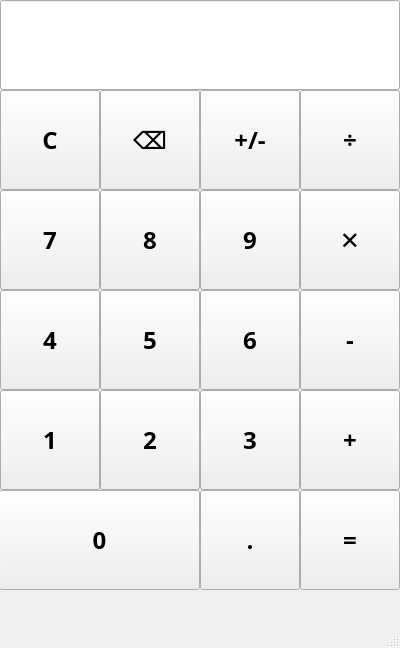
Before: the Qt Designer form Calculator/design_ui/Calculator.ui in Artuom4ik/KPO_Labs, drawn with Qt 5.
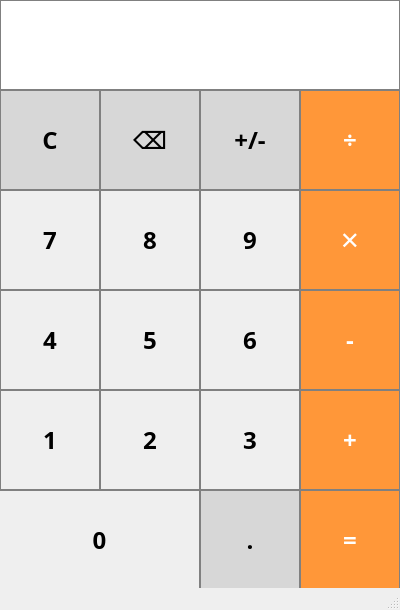
After: the same form once the commit is applied.

Commit message: Write color design

```diff
--- a/Calculator/design_ui/Calculator.ui
+++ b/Calculator/design_ui/Calculator.ui
@@ -7,7 +7,7 @@
     <x>0</x>
     <y>0</y>
     <width>400</width>
-    <height>648</height>
+    <height>610</height>
    </rect>
   </property>
   <property name="windowTitle">
@@ -31,6 +31,16 @@
       <bold>true</bold>
      </font>
     </property>
+    <property name="styleSheet">
+     <string notr="true">QPushButton {
+   border: 1px solid gray;
+}
+QPushButton:pressed {
+    background-color: qlineargradient(x1: 0, y1: 0, x2: 0, y2: 1,
+                                      stop: 0 #dadbde, stop: 1 #f6f7fa);
+}
+</string>
+    </property>
     <property name="text">
      <string>7</string>
     </property>
@@ -52,6 +62,16 @@
       <bold>true</bold>
      </font>
     </property>
+    <property name="styleSheet">
+     <string notr="true">QPushButton {
+   border: 1px solid gray;
+}
+QPushButton:pressed {
+    background-color: qlineargradient(x1: 0, y1: 0, x2: 0, y2: 1,
+                                      stop: 0 #dadbde, stop: 1 #f6f7fa);
+}
+</string>
+    </property>
     <property name="text">
      <string>8</string>
     </property>
@@ -73,6 +93,16 @@
       <bold>true</bold>
      </font>
     </property>
+    <property name="styleSheet">
+     <string notr="true">QPushButton {
+   border: 1px solid gray;
+}
+QPushButton:pressed {
+    background-color: qlineargradient(x1: 0, y1: 0, x2: 0, y2: 1,
+                                      stop: 0 #dadbde, stop: 1 #f6f7fa);
+}
+</string>
+    </property>
     <property name="text">
      <string>9</string>
     </property>
@@ -94,6 +124,16 @@
       <bold>true</bold>
      </font>
     </property>
+    <property name="styleSheet">
+     <string notr="true">QPushButton {
+   border: 1px solid gray;
+}
+QPushButton:pressed {
+    background-color: qlineargradient(x1: 0, y1: 0, x2: 0, y2: 1,
+                                      stop: 0 #dadbde, stop: 1 #f6f7fa);
+}
+</string>
+    </property>
     <property name="text">
      <string>4</string>
     </property>
@@ -115,6 +155,16 @@
       <bold>true</bold>
      </font>
     </property>
+    <property name="styleSheet">
+     <string notr="true">QPushButton {
+   border: 1px solid gray;
+}
+QPushButton:pressed {
+    background-color: qlineargradient(x1: 0, y1: 0, x2: 0, y2: 1,
+                                      stop: 0 #dadbde, stop: 1 #f6f7fa);
+}
+</string>
+    </property>
     <property name="text">
      <string>5</string>
     </property>
@@ -136,6 +186,16 @@
       <bold>true</bold>
      </font>
     </property>
+    <property name="styleSheet">
+     <string notr="true">QPushButton {
+   border: 1px solid gray;
+}
+QPushButton:pressed {
+    background-color: qlineargradient(x1: 0, y1: 0, x2: 0, y2: 1,
+                                      stop: 0 #dadbde, stop: 1 #f6f7fa);
+}
+</string>
+    </property>
     <property name="text">
      <string>6</string>
     </property>
@@ -158,7 +218,14 @@
      </font>
     </property>
     <property name="styleSheet">
-     <string notr="true"/>
+     <string notr="true">QPushButton {
+   border: 1px solid gray;
+}
+QPushButton:pressed {
+    background-color: qlineargradient(x1: 0, y1: 0, x2: 0, y2: 1,
+                                      stop: 0 #dadbde, stop: 1 #f6f7fa);
+}
+</string>
     </property>
     <property name="text">
      <string>1</string>
@@ -181,6 +248,16 @@
       <bold>true</bold>
      </font>
     </property>
+    <property name="styleSheet">
+     <string notr="true">QPushButton {
+   border: 1px solid gray;
+}
+QPushButton:pressed {
+    background-color: qlineargradient(x1: 0, y1: 0, x2: 0, y2: 1,
+                                      stop: 0 #dadbde, stop: 1 #f6f7fa);
+}
+</string>
+    </property>
     <property name="text">
      <string>2</string>
     </property>
@@ -202,6 +279,16 @@
       <bold>true</bold>
      </font>
     </property>
+    <property name="styleSheet">
+     <string notr="true">QPushButton {
+   border: 1px solid gray;
+}
+QPushButton:pressed {
+    background-color: qlineargradient(x1: 0, y1: 0, x2: 0, y2: 1,
+                                      stop: 0 #dadbde, stop: 1 #f6f7fa);
+}
+</string>
+    </property>
     <property name="text">
      <string>3</string>
     </property>
@@ -223,6 +310,18 @@
       <bold>true</bold>
      </font>
     </property>
+    <property name="styleSheet">
+     <string notr="true">QPushButton {
+  background-color: rgb(255, 151, 57);
+  color: white; 
+  border: 1px solid gray;
+}
+
+QPushButton:pressed {
+    background-color: qlineargradient(x1: 0, y1: 0, x2: 0, y2: 1,
+                                      stop: 0 #FF7832, stop: 1 #FF9739);
+}</string>
+    </property>
     <property name="text">
      <string>÷</string>
     </property>
@@ -244,6 +343,16 @@
       <bold>true</bold>
      </font>
     </property>
+    <property name="styleSheet">
+     <string notr="true">QPushButton {
+   border: 1px solid gray;
+}
+QPushButton:pressed {
+    background-color: qlineargradient(x1: 0, y1: 0, x2: 0, y2: 1,
+                                      stop: 0 #dadbde, stop: 1 #f6f7fa);
+}
+</string>
+    </property>
     <property name="text">
      <string>0</string>
     </property>
@@ -265,6 +374,18 @@
       <bold>true</bold>
      </font>
     </property>
+    <property name="styleSheet">
+     <string notr="true">QPushButton {
+  background-color: rgb(255, 151, 57);
+  color: white; 
+  border: 1px solid gray;
+}
+
+QPushButton:pressed {
+    background-color: qlineargradient(x1: 0, y1: 0, x2: 0, y2: 1,
+                                      stop: 0 #FF7832, stop: 1 #FF9739);
+}</string>
+    </property>
     <property name="text">
      <string>✕</string>
     </property>
@@ -286,6 +407,18 @@
       <bold>true</bold>
      </font>
     </property>
+    <property name="styleSheet">
+     <string notr="true">QPushButton {
+  background-color: rgb(255, 151, 57);
+  color: white; 
+  border: 1px solid gray;
+}
+
+QPushButton:pressed {
+    background-color: qlineargradient(x1: 0, y1: 0, x2: 0, y2: 1,
+                                      stop: 0 #FF7832, stop: 1 #FF9739);
+}</string>
+    </property>
     <property name="text">
      <string>-</string>
     </property>
@@ -307,6 +440,18 @@
       <bold>true</bold>
      </font>
     </property>
+    <property name="styleSheet">
+     <string notr="true">QPushButton {
+  background-color: rgb(255, 151, 57);
+  color: white; 
+  border: 1px solid gray;
+}
+
+QPushButton:pressed {
+    background-color: qlineargradient(x1: 0, y1: 0, x2: 0, y2: 1,
+                                      stop: 0 #FF7832, stop: 1 #FF9739);
+}</string>
+    </property>
     <property name="text">
      <string>+</string>
     </property>
@@ -328,6 +473,18 @@
       <bold>true</bold>
      </font>
     </property>
+    <property name="styleSheet">
+     <string notr="true">QPushButton {
+  background-color: rgb(255, 151, 57);
+  color: white; 
+  border: 1px solid gray;
+}
+
+QPushButton:pressed {
+    background-color: qlineargradient(x1: 0, y1: 0, x2: 0, y2: 1,
+                                      stop: 0 #FF7832, stop: 1 #FF9739);
+}</string>
+    </property>
     <property name="text">
      <string>=</string>
     </property>
@@ -349,6 +506,16 @@
       <bold>true</bold>
      </font>
     </property>
+    <property name="styleSheet">
+     <string notr="true">QPushButton {
+  background-color: rgb(215, 215, 215);
+  border: 1px solid gray;
+}
+QPushButton:pressed {
+    background-color: qlineargradient(x1: 0, y1: 0, x2: 0, y2: 1,
+                                      stop: 0 #BEBEBE, stop: 1 #D7D7D7);
+}</string>
+    </property>
     <property name="text">
      <string>C</string>
     </property>
@@ -370,6 +537,13 @@
       <bold>true</bold>
      </font>
     </property>
+    <property name="styleSheet">
+     <string notr="true">qproperty-alignment: 'AlignVCenter | AlignRight';
+border: 1px solid gray;
+
+
+background-color : white;</string>
+    </property>
    </widget>
    <widget class="QPushButton" name="pushButton_point">
     <property name="geometry">
@@ -388,6 +562,16 @@
       <bold>true</bold>
      </font>
     </property>
+    <property name="styleSheet">
+     <string notr="true">QPushButton {
+  background-color: rgb(215, 215, 215);
+  border: 1px solid gray;
+}
+QPushButton:pressed {
+    background-color: qlineargradient(x1: 0, y1: 0, x2: 0, y2: 1,
+                                      stop: 0 #BEBEBE, stop: 1 #D7D7D7);
+}</string>
+    </property>
     <property name="text">
      <string>.</string>
     </property>
@@ -409,6 +593,16 @@
       <bold>true</bold>
      </font>
     </property>
+    <property name="styleSheet">
+     <string notr="true">QPushButton {
+  background-color: rgb(215, 215, 215);
+  border: 1px solid gray;
+}
+QPushButton:pressed {
+    background-color: qlineargradient(x1: 0, y1: 0, x2: 0, y2: 1,
+                                      stop: 0 #BEBEBE, stop: 1 #D7D7D7);
+}</string>
+    </property>
     <property name="text">
      <string>+/-</string>
     </property>
@@ -430,6 +624,16 @@
       <bold>true</bold>
      </font>
     </property>
+    <property name="styleSheet">
+     <string notr="true">QPushButton {
+  background-color: rgb(215, 215, 215);
+  border: 1px solid gray;
+}
+QPushButton:pressed {
+    background-color: qlineargradient(x1: 0, y1: 0, x2: 0, y2: 1,
+                                      stop: 0 #BEBEBE, stop: 1 #D7D7D7);
+}</string>
+    </property>
     <property name="text">
      <string>⌫</string>
     </property>
```
The commit also changes 1 other file.
